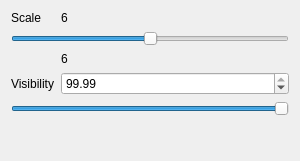
The window that AdenitaCoreSE/form/SEAdenitaVisualModelProperties.ui (edellano/Adenita-SAMSON-Edition) describes before a commit, drawn with Qt 5.
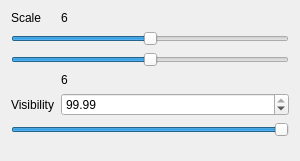
The same window after the commit.

Patch:
```diff
--- a/AdenitaCoreSE/form/SEAdenitaVisualModelProperties.ui
+++ b/AdenitaCoreSE/form/SEAdenitaVisualModelProperties.ui
@@ -36,34 +36,46 @@
        </property>
       </widget>
      </item>
-     <item row="1" column="0" colspan="2">
+     <item row="2" column="0" colspan="2">
       <widget class="QSlider" name="hslScale">
        <property name="maximum">
         <number>120</number>
        </property>
+       <property name="singleStep">
+        <number>1</number>
+       </property>
+       <property name="pageStep">
+        <number>10</number>
+       </property>
        <property name="value">
         <number>60</number>
        </property>
+       <property name="sliderPosition">
+        <number>60</number>
+       </property>
        <property name="orientation">
         <enum>Qt::Horizontal</enum>
        </property>
+       <property name="tickInterval">
+        <number>1</number>
+       </property>
       </widget>
      </item>
-     <item row="2" column="1">
+     <item row="3" column="1">
       <widget class="QLabel" name="lblScaleContext">
        <property name="text">
         <string>6</string>
        </property>
       </widget>
      </item>
-     <item row="3" column="0">
+     <item row="4" column="0">
       <widget class="QLabel" name="label_2">
        <property name="text">
         <string>Visibility</string>
        </property>
       </widget>
      </item>
-     <item row="3" column="1">
+     <item row="4" column="1">
       <widget class="QDoubleSpinBox" name="spbVisibility">
        <property name="singleStep">
         <double>0.050000000000000</double>
@@ -73,7 +85,7 @@
        </property>
       </widget>
      </item>
-     <item row="4" column="0" colspan="2">
+     <item row="5" column="0" colspan="2">
       <widget class="QSlider" name="hslVisibility">
        <property name="value">
         <number>99</number>
@@ -83,6 +95,19 @@
        </property>
       </widget>
      </item>
+     <item row="1" column="0" colspan="2">
+      <widget class="QSlider" name="hslDiscreteSlider">
+       <property name="maximum">
+        <number>12</number>
+       </property>
+       <property name="value">
+        <number>6</number>
+       </property>
+       <property name="orientation">
+        <enum>Qt::Horizontal</enum>
+       </property>
+      </widget>
+     </item>
     </layout>
    </item>
   </layout>
```
Left out of the diff: 29 changed lines with no effect on the pictures.
